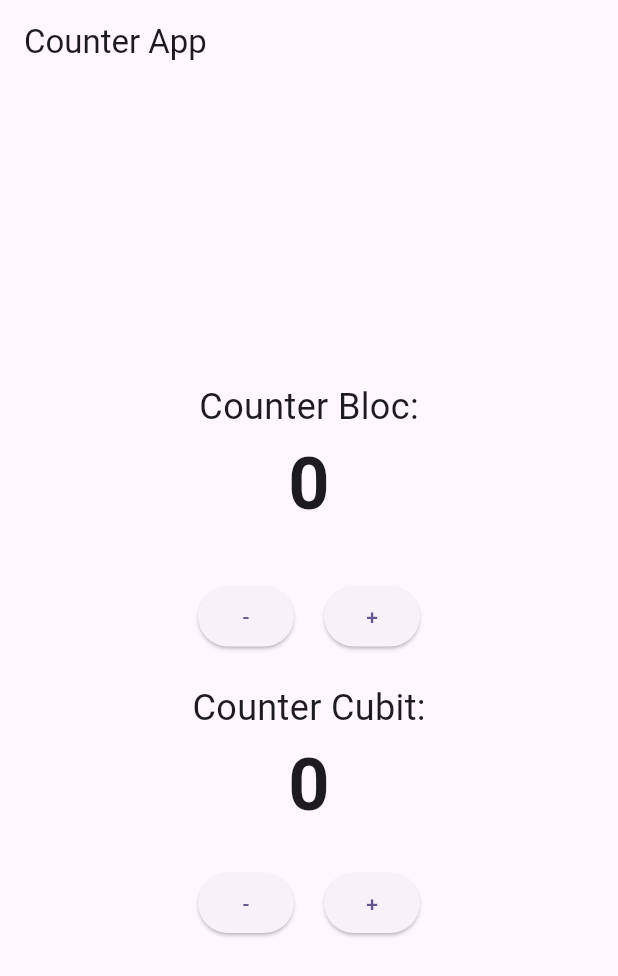
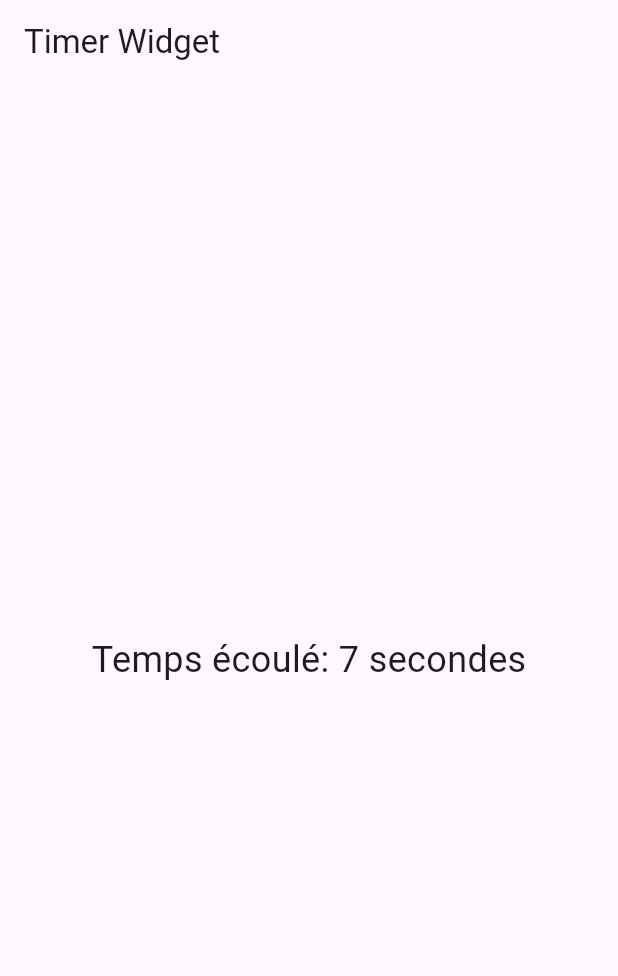
Before and after one commit to azzamaddouri/flutter_state_management, a Flutter app: the screen it shows after launch, on a phone screen of 412 x 824 dp. Shown: the top 976 px of the screen. Run offline on Flutter 3.47's test engine with Material 3 defaults, Android fonts, the phone set to English and light mode, and no system bars; our stand-ins replace flutter_bloc, get, shared_preferences.

Commit message:
app lifecycle and statefulwidget lifecycle !

```diff
--- /dev/null
+++ b/lib/app_lifecycle/timer_screen.dart
@@ -0,0 +1,69 @@
+import 'dart:async'; // Pour utiliser la classe Timer
+import 'dart:developer';
+import 'package:flutter/material.dart';
+
+class TimeScreen extends StatefulWidget {
+  const TimeScreen({super.key});
+
+  @override
+  State<TimeScreen> createState() => _TimeScreenState();
+}
+
+class _TimeScreenState extends State<TimeScreen> with WidgetsBindingObserver {
+  Timer? _timer;
+  int _start = 0;
+
+  @override
+  void initState() {
+    super.initState();
+    WidgetsBinding.instance.addObserver(this);
+    startTimer();
+  }
+
+  void startTimer() {
+    _timer = Timer.periodic(const Duration(seconds: 1), (timer) {
+      setState(() {
+        _start++;
+      });
+    });
+  }
+
+  @override
+  void dispose() {
+    _timer?.cancel();
+    super.dispose();
+    WidgetsBinding.instance.addObserver(this);
+  }
+
+  @override
+  void didChangeAppLifecycleState(AppLifecycleState state) {
+    super.didChangeAppLifecycleState(state);
+
+    if (state == AppLifecycleState.resumed) {
+      log("Resumed");
+    } else if (state == AppLifecycleState.inactive) {
+      log("Inactive");
+    } else if (state == AppLifecycleState.detached) {
+      log("Detached");
+    } else if (state == AppLifecycleState.paused) {
+      log("Paused");
+    } else if (state == AppLifecycleState.hidden) {
+      log("Hidden");
+    }
+  }
+
+  @override
+  Widget build(BuildContext context) {
+    return Scaffold(
+      appBar: AppBar(
+        title: const Text('Timer Widget'),
+      ),
+      body: Center(
+        child: Text(
+          'Temps écoulé: $_start secondes',
+          style: const TextStyle(fontSize: 24),
+        ),
+      ),
+    );
+  }
+}
--- a/lib/getx/mvc_design_pattern/locale/locale_controller.dart
+++ b/lib/getx/mvc_design_pattern/locale/locale_controller.dart
@@ -1,6 +1,6 @@
 import 'package:get/get.dart';
 
-// Change languages and translations
+// Preparing the content of the app to be available in different languages (translations)
 class LocaleController implements Translations {
   @override
   Map<String, Map<String, String>> get keys => {
--- a/lib/main.dart
+++ b/lib/main.dart
@@ -1,7 +1,6 @@
 import 'package:flutter/material.dart';
+import 'package:flutter_state_management/app_lifecycle/timer_screen.dart';
 import 'package:flutter_state_management/bloc/bloc/my_bloc_observer.dart';
-import 'package:flutter_state_management/bloc/views/home_screen.dart';
-import 'package:flutter_state_management/cubit/counter_cubit.dart';
 import 'package:flutter_state_management/getx/mvc_design_pattern/services/settings_service.dart';
 import 'package:get/get.dart';
 import 'package:flutter_state_management/bloc/bloc/bloc_imports.dart';
@@ -33,7 +32,7 @@ class MyApp extends StatelessWidget {
         /* BlocProvider(
       create: (_) => CounterBloc(),
       child:  */
-        MultiBlocProvider(
+        /*  MultiBlocProvider(
             providers: [
           BlocProvider(
             create: (_) => CounterBloc(),
@@ -42,7 +41,8 @@ class MyApp extends StatelessWidget {
             create: (_) => CounterCubit(),
           ),
         ],
-            child: MaterialApp(
+            child: */
+        MaterialApp(
       title: 'Flutter Demo',
       theme: /* ThemeData
               .dark() */
@@ -50,7 +50,7 @@ class MyApp extends StatelessWidget {
         colorScheme: ColorScheme.fromSeed(seedColor: Colors.deepPurple),
         useMaterial3: true,
       ),
-              home: const HomeScreen(),
+      home: const TimeScreen() /* CounterScreen(counter: 1) */,
       // Inject the dependencies from the root of the app ( where the app starts )
       //initialBinding: MyBinding(),
       // Define named route
@@ -70,6 +70,6 @@ class MyApp extends StatelessWidget {
       //       page: () => const HomeView(),
       //       binding: MyBinding() /*  Second method */),
       // ],
-            ));
+    ) /* ) */;
   }
 }
```
Also changed, not shown: lib/statefulwidget/counter_screen.dart (added, +105 -0 lines). Lines whose indentation alone changed are shown as unchanged.
